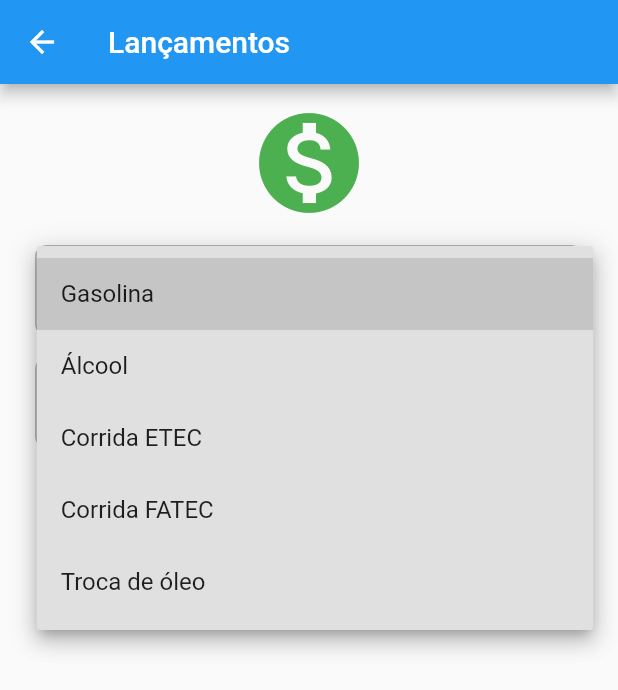
After one commit to yurimatosrodrigues/controleFinanceiroMotoristas, a Flutter app: the TelaLancamento screen opened directly, after a tap on "Selecione o serviço desejado", on a phone screen of 412 x 824 dp. The commit adds this screen. Shown: the top 690 px of the screen. Run offline on Flutter 3.47's test engine with Material 2 defaults, Android fonts, the light colour scheme and no system bars; our stand-ins replace datetime_picker_formfield, image_picker, modal_progress_hud; missing offline and left inert: dropdownfield.

Commit message:
Criacao das classes Lancamento e chamada da telaLancamento pela telaPrincipal

```diff
--- /dev/null
+++ b/controlefinanceiromotorista/lib/telaLancamento.dart
@@ -0,0 +1,149 @@
+import 'package:flutter/material.dart';
+
+class TelaLancamento extends StatefulWidget {
+  @override
+  _TelaLancamentoState createState() => _TelaLancamentoState();
+}
+
+class _TelaLancamentoState extends State<TelaLancamento> {
+  List<String> service = ['Gasolina', 'Álcool', 'Corrida ETEC',
+    'Corrida FATEC', 'Troca de óleo'];
+
+  List<String> entradaSaida = ['Entrada', 'Saída'];
+
+  String valueDropDownService;
+  String valueDropDownEntradaSaida;
+
+  DateTime _data;
+
+  Widget _buildIcon(){
+    return Container(
+      alignment: Alignment.center,
+      child: Icon(
+        Icons.monetization_on,
+        size: 80.0,
+        color: Colors.green,
+      ),
+    );
+  }
+
+  Widget _buildService(){
+    return Container(
+      padding: EdgeInsets.only(left: 16, right: 16, top: 5),
+      width: 365, height: 60,
+      decoration: BoxDecoration(
+          border: Border.all(color: Colors.grey, width: 1),
+          borderRadius: BorderRadius.circular(7)
+      ),
+      child: DropdownButton(
+          hint: Text('Selecione o serviço desejado'),
+          dropdownColor: Colors.grey.shade300,
+          value: valueDropDownService,
+          isExpanded: true,
+          underline: SizedBox(),
+          icon: Icon(Icons.arrow_drop_down),
+          iconSize: 34,
+          onChanged: (String newValue) {
+            setState(() {
+              valueDropDownService = newValue;
+            });
+          },
+          items: service
+              .map<DropdownMenuItem<String>>((String value) {
+            return DropdownMenuItem<String>(
+                value: value,
+                child: Text(value));
+          }).toList()
+      ),
+    );
+  }
+
+  Widget _buildEntradaSaida(){
+    return Container(
+      padding: EdgeInsets.only(left: 16, right: 16, top: 5),
+      width: 365, height: 60,
+      decoration: BoxDecoration(
+          border: Border.all(color: Colors.grey, width: 1),
+          borderRadius: BorderRadius.circular(7)
+      ),
+      child: DropdownButton(
+          hint: Text('Selecione <Entrada> ou <Saída>'),
+          dropdownColor: Colors.grey.shade300,
+          value: valueDropDownEntradaSaida,
+          isExpanded: true,
+          underline: SizedBox(),
+          icon: Icon(Icons.arrow_drop_down),
+          iconSize: 34,
+          onChanged: (String newValue) {
+            setState(() {
+              valueDropDownEntradaSaida = newValue;
+            });
+          },
+          items: entradaSaida
+              .map<DropdownMenuItem<String>>((String value) {
+            return DropdownMenuItem<String>(
+                value: value,
+                child: Text(value));
+          }).toList()
+      ),
+    );
+  }
+
+  Widget _buildValor(){
+    return  TextField(
+      cursorColor: Colors.green,
+      decoration: InputDecoration(
+        labelText: 'Valor',
+        labelStyle: TextStyle(color: Colors.white),
+        border: OutlineInputBorder(),
+        prefixText: 'R\$',),
+      style: TextStyle(color: Colors.indigoAccent,),
+
+      keyboardType: TextInputType.numberWithOptions(decimal:true),
+    );
+  }
+
+  Widget _buildDescricao(){
+    return TextField(
+      cursorColor: Colors.green,
+      decoration: InputDecoration(
+          labelText: "Descrição",
+          labelStyle: TextStyle(color: Colors.indigoAccent),
+          border: OutlineInputBorder()
+      ),
+      style: TextStyle(color: Colors.indigoAccent,)
+    );
+  }
+
+
+
+  @override
+  Widget build(BuildContext context) {
+    return Scaffold(
+      appBar: AppBar(title: Text('Lançamentos'),),
+      body: SingleChildScrollView(
+
+        child: Container(
+          margin: EdgeInsets.all(12.5),
+          child: Column(
+            crossAxisAlignment: CrossAxisAlignment.center,
+            children: <Widget>[
+              _buildIcon(),
+              SizedBox(height: 15),
+              _buildService(),
+              SizedBox(height: 15),
+               _buildEntradaSaida(),
+              //  SizedBox(height: 15),
+              // _buildValor(),
+              SizedBox(height: 15),
+              //_buildDescricao(),
+              // SizedBox(height: 15),
+
+            ],
+          ),
+        ),
+      )
+
+    );
+  }
+}
```
Also changed, not shown: controlefinanceiromotorista/lib/helper/lancamentoHelper.dart (added, +10 -0 lines), controlefinanceiromotorista/lib/telaPrincipal.dart (+18 -1 lines), controlefinanceiromotorista/pubspec.lock.
